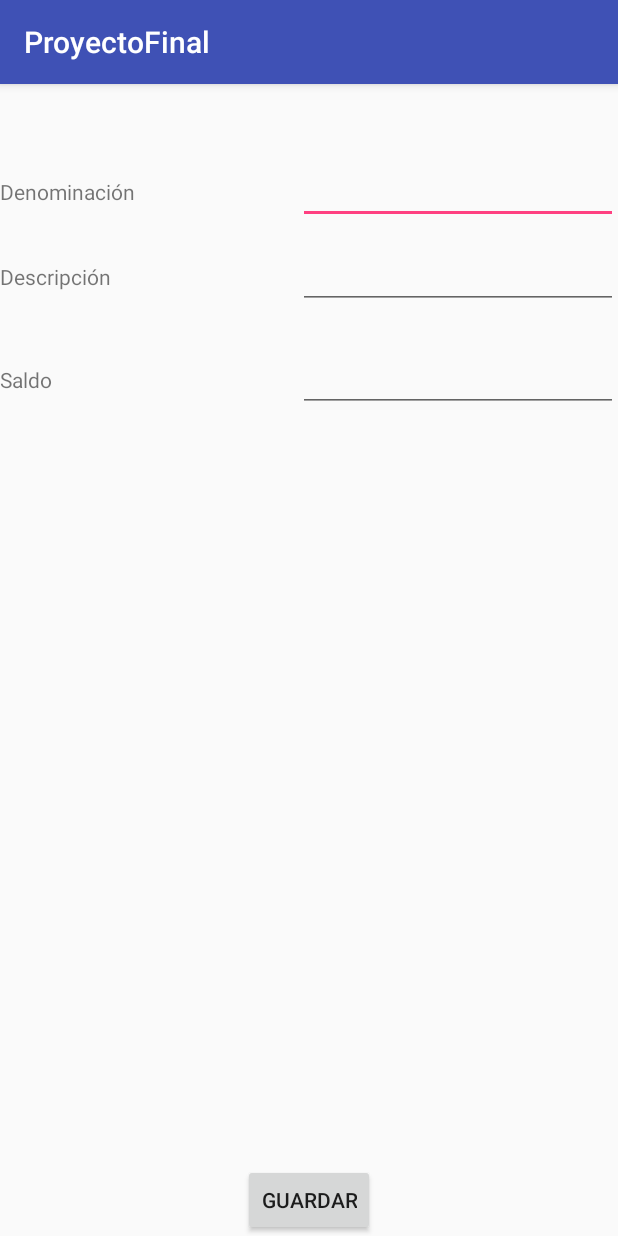
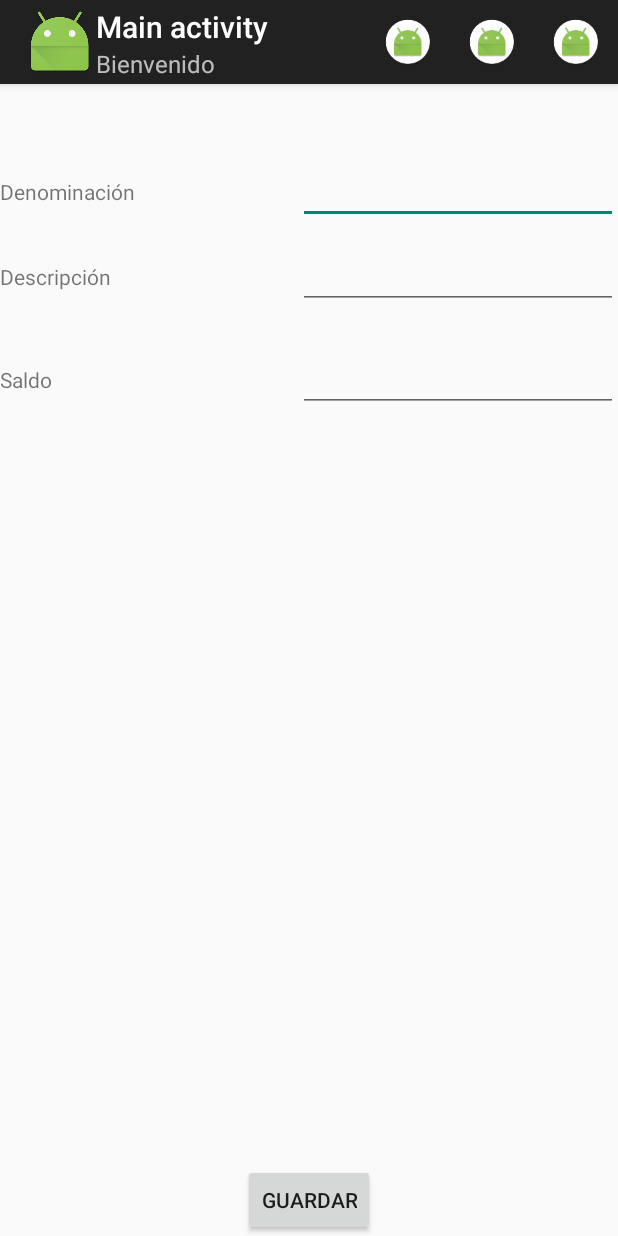
Before and after one commit to mauricioarielramirez/ProyectoProgramacionMovil, an Android app: the screen it shows after launch (MainActivity), on a phone screen of 412 x 824 dp. Run offline under Robolectric (Android 15) with nearby library versions, the phone set to English and light mode, and no system bars.

Commit message:
Pruebas con el ActionBar
--- Modificación estética ---
- Se modificó el manifiesto y el activity para poder personalizar el ActionBar
- Se creó un menú de prueba

--- Modificación funcional ---
- Cambios en DAO de Cuenta: Se procede a comparar denominación mediante mayúsculas (UpperCase)

```diff
--- a/ProyectoFinal/app/src/main/java/progmovil/gugler/com/proyectofinal/MainActivity.java
+++ b/ProyectoFinal/app/src/main/java/progmovil/gugler/com/proyectofinal/MainActivity.java
@@ -1,27 +1,21 @@
 package progmovil.gugler.com.proyectofinal;
 
 
+import android.os.Bundle;
+import android.support.v7.app.ActionBar;
 import android.support.v7.app.AppCompatActivity;
-import android.os.Bundle;
+import android.view.Menu;
 import android.view.View;
 import android.widget.TextView;
 import android.widget.Toast;
 
 import java.io.BufferedReader;
-import java.io.File;
-import java.io.FileInputStream;
-import java.io.FileNotFoundException;
-import java.io.FileOutputStream;
-import java.io.FileReader;
-import java.io.IOException;
 import java.io.InputStream;
 import java.io.InputStreamReader;
 
 import progmovil.gugler.com.proyectofinal.dao.CuentaDAO;
 import progmovil.gugler.com.proyectofinal.exception.ValidacionException;
 import progmovil.gugler.com.proyectofinal.modelo.Cuenta;
-
-import static android.R.attr.path;
 
 public class MainActivity extends AppCompatActivity {
     private CuentaDAO cuentaDao;
@@ -34,6 +28,21 @@ public class MainActivity extends AppCompatActivity {
         cadena = new StringBuffer();
         leerScript();
         cuentaDao = new CuentaDAO(this,cadena.toString());
+
+        //Mirar aca http://elbauldeandroid.blogspot.com.ar/2013/10/actionbar-android-en-construccion.html
+
+        ActionBar actionBar = getSupportActionBar(); // Permite personalizar el action bar
+        actionBar.setTitle("Main activity");
+        actionBar.setSubtitle("Bienvenido");
+        actionBar.setDisplayShowHomeEnabled(true);
+        actionBar.setIcon(R.mipmap.ic_launcher); //ícono de la izquierda
+
+    }
+    /*PROBANDO UN MENU*/
+    @Override
+    public boolean onCreateOptionsMenu(Menu menu) {
+        getMenuInflater().inflate(R.menu.menu, menu); //En menu.xml se definen
+        return true;
     }
 
     private void leerScript(){
--- a/ProyectoFinal/app/src/main/java/progmovil/gugler/com/proyectofinal/exception/ValidacionException.java
+++ b/ProyectoFinal/app/src/main/java/progmovil/gugler/com/proyectofinal/exception/ValidacionException.java
@@ -6,6 +6,7 @@ package progmovil.gugler.com.proyectofinal.exception;
 
 public class ValidacionException extends Exception {
     public static final String EXISTE_EN_BASE = "El elemento que se intenta agregar ya existe";
+    public static final String NO_EXISTE_EN_BASE = "El elemento referenciado no existe";
 
     private String mensaje;
     private String stackTraceOriginal;
--- /dev/null
+++ b/ProyectoFinal/app/src/main/res/menu/menu.xml
@@ -0,0 +1,20 @@
+<?xml version="1.0" encoding="utf-8"?>
+
+<menu xmlns:android="http://schemas.android.com/apk/res/android"
+    xmlns:progmovil.gugler.com.proyectofinal="http://schemas.android.com/apk/res-auto">
+    <item android:id="@+id/item1"
+        android:title="Alfa"
+        android:icon="@mipmap/ic_launcher_round"
+        progmovil.gugler.com.proyectofinal:showAsAction="ifRoom">
+    </item>
+    <item android:id="@+id/item2"
+        android:title="Beta"
+        android:icon="@mipmap/ic_launcher_round"
+        progmovil.gugler.com.proyectofinal:showAsAction="ifRoom">
+
+    </item>
+    <item android:id="@+id/item3" android:title="Gamma"
+        android:icon="@mipmap/ic_launcher_round"
+        progmovil.gugler.com.proyectofinal:showAsAction="ifRoom">
+    </item>
+</menu>
```
Also changed, not shown: ProyectoFinal/app/src/main/AndroidManifest.xml (+11 -4 lines), ProyectoFinal/app/src/main/java/layout/cuenta/ConfigurarCuenta.java (added, +20 -0 lines), ProyectoFinal/app/src/main/java/progmovil/gugler/com/proyectofinal/dao/CuentaDAO.java (+33 -2 lines), ProyectoFinal/app/src/main/java/progmovil/gugler/com/proyectofinal/dao/Dao.java (+19 -0 lines), ProyectoFinal/app/src/main/java/progmovil/gugler/com/proyectofinal/servicio/ServicioCuentas.java (+13 -6 lines), ProyectoFinal/app/src/main/res/layout/activity_configurar_cuenta.xml (added, +10 -0 lines).
